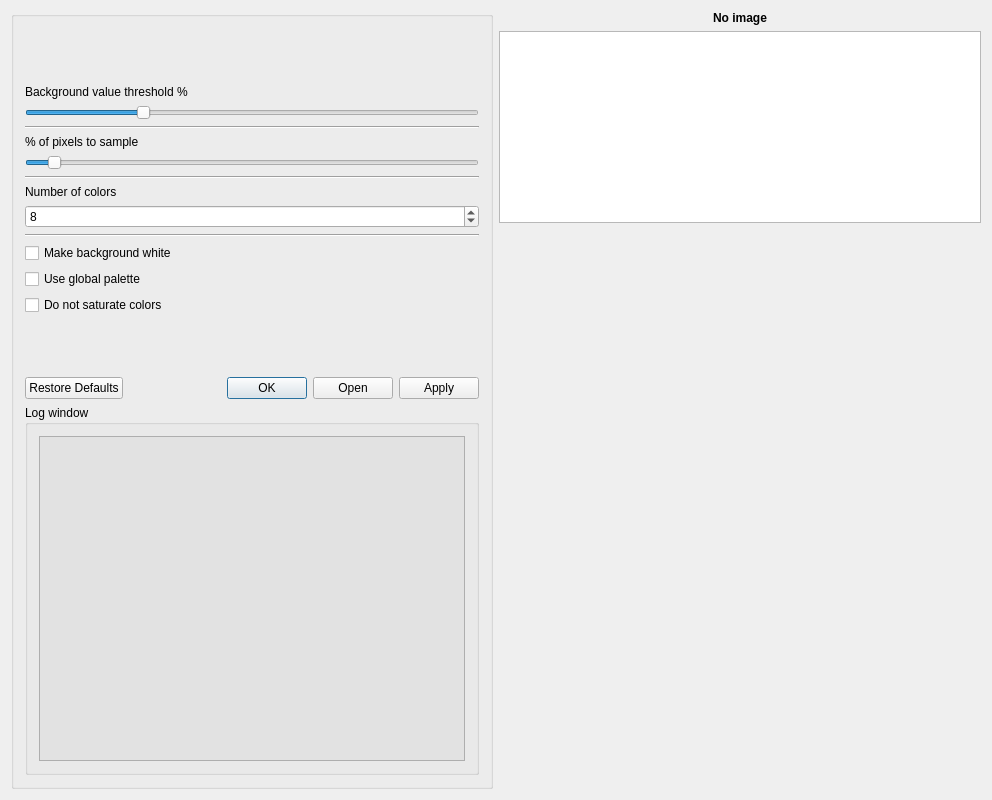
Old version of the form noteshrinkdialog.ui in the repository clapautius/noteshrink-qt.
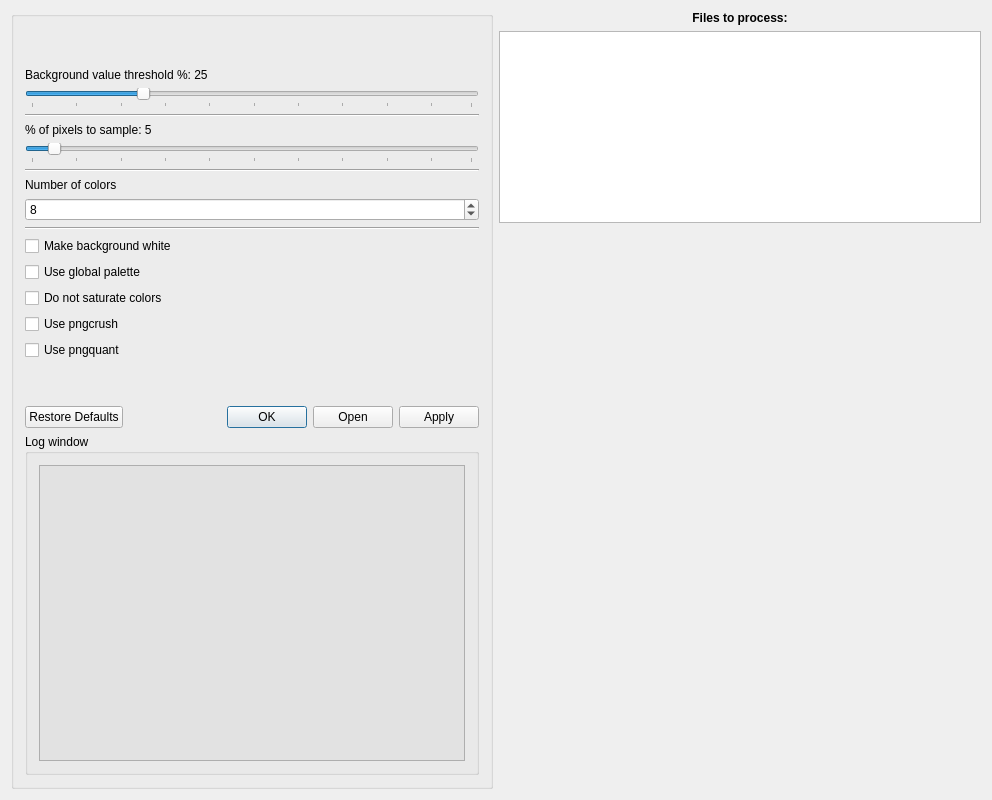
New version of the form.

Commit message: Working on GUI. Add postproc options.

```diff
--- a/noteshrinkdialog.ui
+++ b/noteshrinkdialog.ui
@@ -38,7 +38,7 @@
         <item>
          <widget class="QLabel" name="label_2">
           <property name="text">
-           <string>Background value threshold %</string>
+           <string>Background value threshold %: 25</string>
           </property>
          </widget>
         </item>
@@ -50,6 +50,12 @@
           <property name="orientation">
            <enum>Qt::Horizontal</enum>
           </property>
+          <property name="tickPosition">
+           <enum>QSlider::TicksBelow</enum>
+          </property>
+          <property name="tickInterval">
+           <number>10</number>
+          </property>
          </widget>
         </item>
         <item>
@@ -62,7 +68,7 @@
         <item>
          <widget class="QLabel" name="label_3">
           <property name="text">
-           <string>% of pixels to sample</string>
+           <string>% of pixels to sample: 5</string>
           </property>
          </widget>
         </item>
@@ -74,6 +80,12 @@
           <property name="orientation">
            <enum>Qt::Horizontal</enum>
           </property>
+          <property name="tickPosition">
+           <enum>QSlider::TicksBelow</enum>
+          </property>
+          <property name="tickInterval">
+           <number>10</number>
+          </property>
          </widget>
         </item>
         <item>
@@ -131,6 +143,20 @@
           </property>
          </widget>
         </item>
+        <item>
+         <widget class="QCheckBox" name="m_use_pngcrush">
+          <property name="text">
+           <string>Use pngcrush</string>
+          </property>
+         </widget>
+        </item>
+        <item>
+         <widget class="QCheckBox" name="m_use_pngquant">
+          <property name="text">
+           <string>Use pngquant</string>
+          </property>
+         </widget>
+        </item>
         <item>
          <spacer name="verticalSpacer_2">
           <property name="orientation">
@@ -200,7 +226,7 @@
           <enum>QFrame::Plain</enum>
          </property>
          <property name="text">
-          <string>No image</string>
+          <string>Files to process:</string>
          </property>
          <property name="alignment">
           <set>Qt::AlignCenter</set>
```
Left out of the diff: 4 changed lines with no effect on the pictures. The commit also changes 2 other files.
